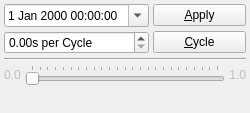
Old version of the form apps/skybox/gui/datetimewidget.ui in the repository cgcostume/osghimmel.
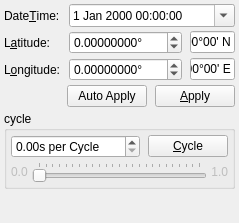
New version of the form.

Commit message:
Fix time again - setf does not influence days anymore and reset works.
* Start extending DateTimeWidget.

The edit to the form file:
```diff
--- a/apps/skybox/gui/datetimewidget.ui
+++ b/apps/skybox/gui/datetimewidget.ui
@@ -6,21 +6,206 @@
    <rect>
     <x>0</x>
     <y>0</y>
-    <width>250</width>
-    <height>113</height>
+    <width>239</width>
+    <height>223</height>
    </rect>
   </property>
   <property name="windowTitle">
-   <string>Form</string>
+   <string>DateTime and Location</string>
+  </property>
+  <layout class="QGridLayout" name="gridLayout_3">
+   <property name="horizontalSpacing">
+    <number>8</number>
+   </property>
+   <property name="verticalSpacing">
+    <number>4</number>
+   </property>
+   <property name="margin">
+    <number>4</number>
+   </property>
+   <item row="0" column="0">
+    <widget class="QLabel" name="dateTimeLabel">
+     <property name="text">
+      <string>Date&amp;Time:</string>
+     </property>
+     <property name="buddy">
+      <cstring>dateTimeEdit</cstring>
+     </property>
+    </widget>
+   </item>
+   <item row="0" column="1" colspan="2">
+    <widget class="QDateTimeEdit" name="dateTimeEdit">
+     <property name="calendarPopup">
+      <bool>true</bool>
+     </property>
+    </widget>
+   </item>
+   <item row="1" column="0">
+    <widget class="QLabel" name="latitudeLabel">
+     <property name="text">
+      <string>L&amp;atitude:</string>
+     </property>
+     <property name="buddy">
+      <cstring>latitudeDoubleSpinBox</cstring>
+     </property>
+    </widget>
+   </item>
+   <item row="1" column="1">
+    <widget class="QDoubleSpinBox" name="latitudeDoubleSpinBox">
+     <property name="suffix">
+      <string>°</string>
+     </property>
+     <property name="decimals">
+      <number>8</number>
+     </property>
+     <property name="minimum">
+      <double>-90.000000000000000</double>
+     </property>
+     <property name="maximum">
+      <double>90.000000000000000</double>
+     </property>
+    </widget>
+   </item>
+   <item row="1" column="2">
+    <widget class="QLineEdit" name="latitudeLineEdit">
+     <property name="inputMask">
+      <string>99°99' A; </string>
+     </property>
+     <property name="text">
+      <string>00°00' N</string>
+     </property>
+     <property name="alignment">
+      <set>Qt::AlignRight|Qt::AlignTrailing|Qt::AlignVCenter</set>
+     </property>
+    </widget>
+   </item>
+   <item row="2" column="0">
+    <widget class="QLabel" name="longitudeLabel">
+     <property name="text">
+      <string>L&amp;ongitude:</string>
+     </property>
+     <property name="buddy">
+      <cstring>longitudeDoubleSpinBox</cstring>
+     </property>
+    </widget>
+   </item>
+   <item row="2" column="1">
+    <widget class="QDoubleSpinBox" name="longitudeDoubleSpinBox">
+     <property name="suffix">
+      <string>°</string>
+     </property>
+     <property name="decimals">
+      <number>8</number>
+     </property>
+     <property name="minimum">
+      <double>-180.000000000000000</double>
+     </property>
+     <property name="maximum">
+      <double>180.000000000000000</double>
+     </property>
+    </widget>
+   </item>
+   <item row="2" column="2">
+    <widget class="QLineEdit" name="longitudeLineEdit">
+     <property name="inputMask">
+      <string>999°99' A; </string>
+     </property>
+     <property name="text">
+      <string>000°00' E</string>
+     </property>
+     <property name="alignment">
+      <set>Qt::AlignRight|Qt::AlignTrailing|Qt::AlignVCenter</set>
+     </property>
+    </widget>
+   </item>
+   <item row="3" column="0" colspan="3">
+    <layout class="QGridLayout" name="gridLayout_2">
+     <property name="horizontalSpacing">
+      <number>8</number>
+     </property>
+     <property name="verticalSpacing">
+      <number>4</number>
+     </property>
+     <item row="0" column="0" alignment="Qt::AlignVCenter">
+      <spacer name="horizontalSpacer">
+       <property name="orientation">
+        <enum>Qt::Horizontal</enum>
+       </property>
+       <property name="sizeHint" stdset="0">
+        <size>
+         <width>104</width>
+         <height>20</height>
+        </size>
+       </property>
+      </spacer>
+     </item>
+     <item row="0" column="1">
+      <widget class="QPushButton" name="autoApplyPushButton">
+       <property name="text">
+        <string>Auto Apply</string>
+       </property>
+       <property name="checkable">
+        <bool>true</bool>
+       </property>
+      </widget>
+     </item>
+     <item row="0" column="2">
+      <widget class="QPushButton" name="applyPushButton">
+       <property name="text">
+        <string>&amp;Apply</string>
+       </property>
+       <property name="checkable">
+        <bool>false</bool>
+       </property>
+      </widget>
+     </item>
+    </layout>
+   </item>
+   <item row="4" column="0" colspan="3">
+    <widget class="QGroupBox" name="cycleGroupBox">
+     <property name="title">
+      <string>cycle</string>
   </property>
   <layout class="QGridLayout" name="gridLayout">
+      <property name="horizontalSpacing">
+       <number>8</number>
+      </property>
+      <property name="verticalSpacing">
+       <number>4</number>
+      </property>
    <property name="margin">
     <number>4</number>
    </property>
-   <property name="spacing">
-    <number>4</number>
-   </property>
-   <item row="3" column="0" colspan="2">
+      <item row="0" column="0">
+       <widget class="QDoubleSpinBox" name="secondsPerCycleDoubleSpinBox">
+        <property name="sizePolicy">
+         <sizepolicy hsizetype="Expanding" vsizetype="Fixed">
+          <horstretch>0</horstretch>
+          <verstretch>0</verstretch>
+         </sizepolicy>
+        </property>
+        <property name="accelerated">
+         <bool>true</bool>
+        </property>
+        <property name="suffix">
+         <string>s per Cycle</string>
+        </property>
+        <property name="maximum">
+         <double>86400.000000000000000</double>
+        </property>
+       </widget>
+      </item>
+      <item row="0" column="1">
+       <widget class="QPushButton" name="cyclePushButton">
+        <property name="text">
+         <string>&amp;Cycle</string>
+        </property>
+        <property name="checkable">
+         <bool>true</bool>
+        </property>
+       </widget>
+      </item>
+      <item row="1" column="0" colspan="2">
     <layout class="QHBoxLayout" name="horizontalLayout">
      <property name="spacing">
       <number>4</number>
@@ -72,54 +257,10 @@
      </item>
     </layout>
    </item>
-   <item row="2" column="0" colspan="2">
-    <widget class="Line" name="line">
-     <property name="orientation">
-      <enum>Qt::Horizontal</enum>
-     </property>
+     </layout>
     </widget>
    </item>
-   <item row="1" column="1">
-    <widget class="QPushButton" name="cyclePushButton">
-     <property name="text">
-      <string>&amp;Cycle</string>
-     </property>
-     <property name="checkable">
-      <bool>true</bool>
-     </property>
-    </widget>
-   </item>
-   <item row="1" column="0">
-    <widget class="QDoubleSpinBox" name="secondsPerCycleDoubleSpinBox">
-     <property name="accelerated">
-      <bool>true</bool>
-     </property>
-     <property name="suffix">
-      <string>s per Cycle</string>
-     </property>
-     <property name="maximum">
-      <double>86400.000000000000000</double>
-     </property>
-    </widget>
-   </item>
-   <item row="0" column="1">
-    <widget class="QPushButton" name="applyPushButton">
-     <property name="text">
-      <string>&amp;Apply</string>
-     </property>
-     <property name="checkable">
-      <bool>false</bool>
-     </property>
-    </widget>
-   </item>
-   <item row="0" column="0">
-    <widget class="QDateTimeEdit" name="dateTimeEdit">
-     <property name="calendarPopup">
-      <bool>true</bool>
-     </property>
-    </widget>
-   </item>
-   <item row="4" column="0" colspan="2">
+   <item row="5" column="1" alignment="Qt::AlignHCenter">
     <spacer name="verticalSpacer">
      <property name="orientation">
       <enum>Qt::Vertical</enum>
```
Left out of the diff: 19 changed lines with no effect on the pictures. Lines whose indentation alone changed are shown as unchanged. The commit also changes 10 other files.
